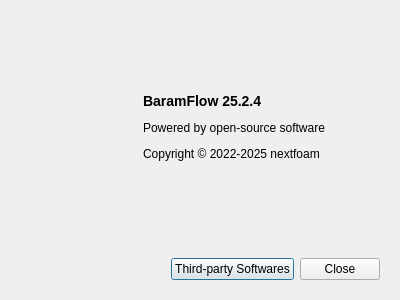
Old version of the form baramFlow/view/main_window/menu/help/about_dialog.ui in the repository nextfoam/baram.
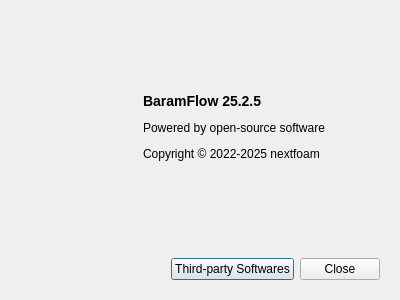
New version of the form.

Diff of the .ui file:
```diff
--- a/baramFlow/view/main_window/menu/help/about_dialog.ui
+++ b/baramFlow/view/main_window/menu/help/about_dialog.ui
@@ -90,7 +90,7 @@
          </sizepolicy>
         </property>
         <property name="text">
-         <string>&lt;p&gt;&lt;b&gt;&lt;font size=&quot;4&quot;&gt;BaramFlow 25.2.4&lt;/font&gt;&lt;/b&gt;&lt;/p&gt;
+         <string>&lt;p&gt;&lt;b&gt;&lt;font size=&quot;4&quot;&gt;BaramFlow 25.2.5&lt;/font&gt;&lt;/b&gt;&lt;/p&gt;
 
 &lt;p&gt;Powered by open-source software&lt;/p&gt;
 
```
